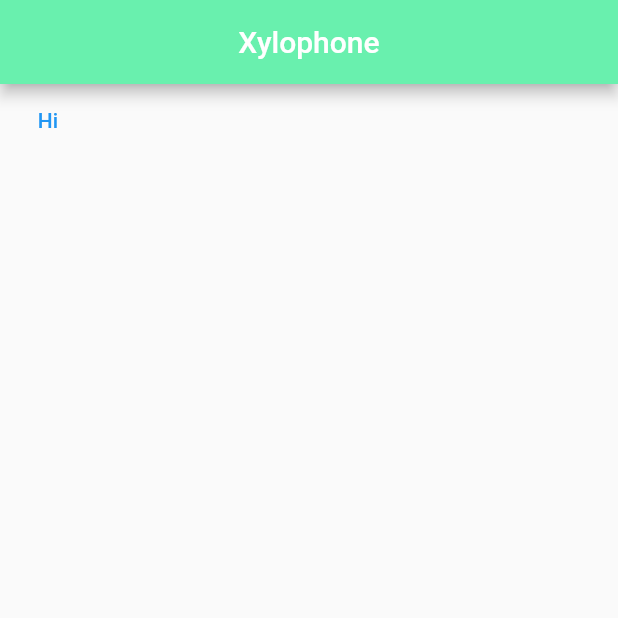
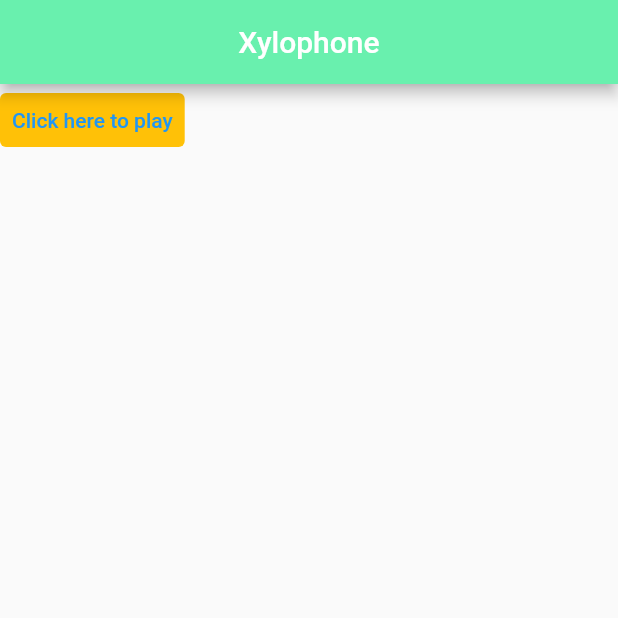
Before and after one commit to vijai-ks/Xylophone_App, a Flutter app: the screen it shows after launch, on a phone screen of 412 x 824 dp, the top half of it. Run offline on Flutter 3.47's test engine with Material 2 defaults, Android fonts, the phone set to English and light mode, and no system bars; our stand-ins replace audioplayers.

Commit message:
refactor: xylophone: Update textbutton styles
Signed-off-by: vijai-ks <vijai.ksv@gmail.com>

```diff
--- a/lib/main.dart
+++ b/lib/main.dart
@@ -28,13 +28,14 @@ class _XylophoneState extends State<Xylophone> {
         body: SafeArea(
           child: Column(
             children: [
-              Container(
-                child: TextButton(
-                  onPressed: () {
-                    audioPlayer.play(AssetSource('note1.wav'));
-                  },
-                  child: Text('Hi'),
+              TextButton(
+                style: TextButton.styleFrom(
+                  backgroundColor: Colors.amber,
                 ),
+                onPressed: () {
+                  audioPlayer.play(AssetSource('note1.wav'));
+                },
+                child: const Text('Click here to play'),
               ),
             ],
           ),
```
